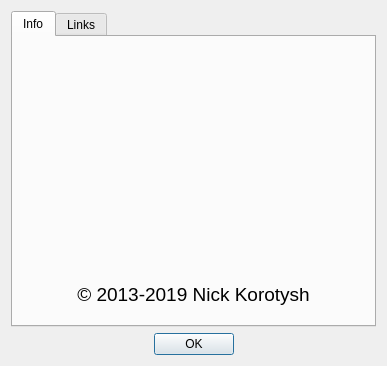
Kolcha/DigitalClock4, file digital_clock/gui/about_dialog.ui: the form before one commit.
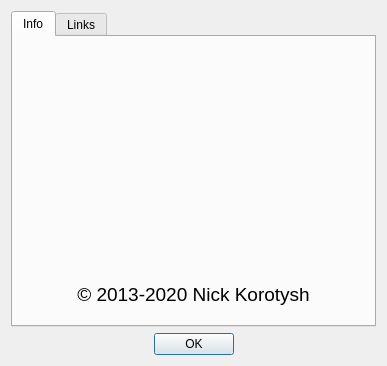
The form after the commit. Icons and pictures are not drawn. Custom widgets are drawn as their Qt base class.

```diff
--- a/digital_clock/gui/about_dialog.ui
+++ b/digital_clock/gui/about_dialog.ui
@@ -152,7 +152,7 @@
           </font>
          </property>
          <property name="text">
-          <string>© 2013-2019 Nick Korotysh</string>
+          <string>© 2013-2020 Nick Korotysh</string>
          </property>
          <property name="alignment">
           <set>Qt::AlignCenter</set>
```
